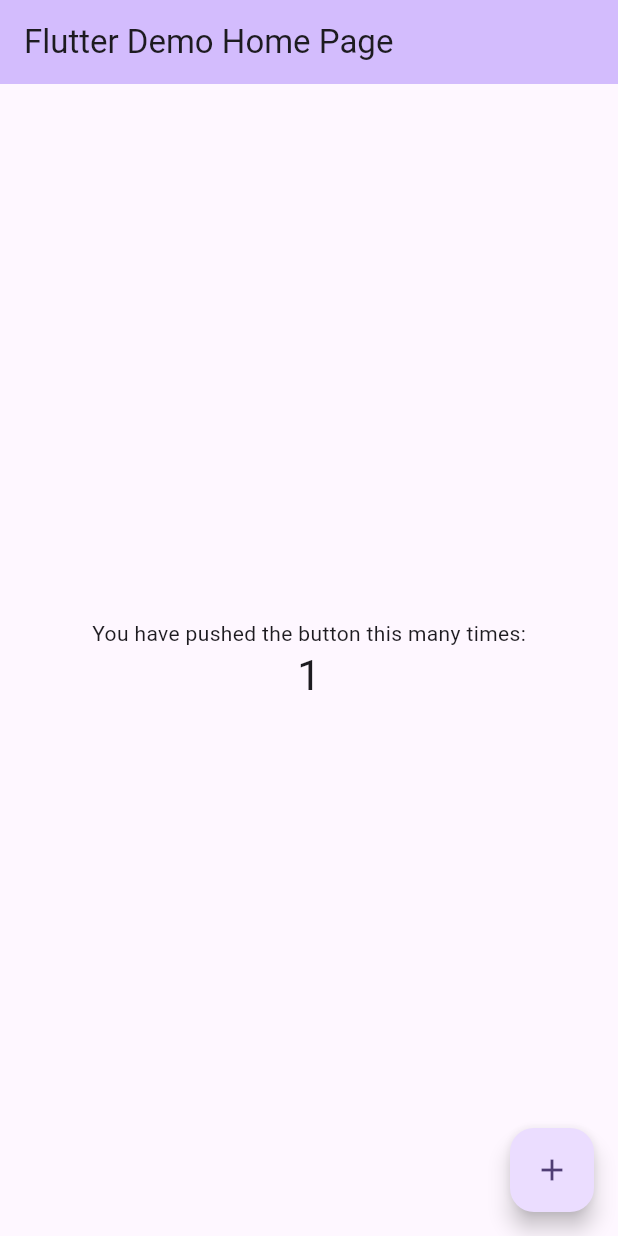
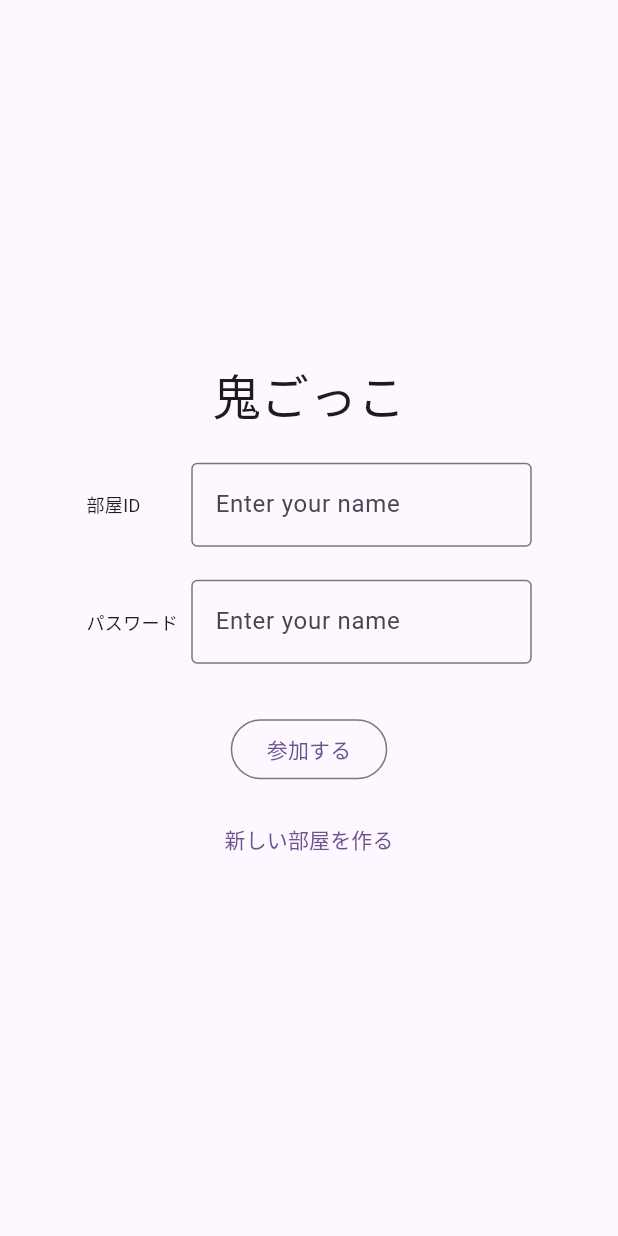
Before and after one commit to 0x48lab/onigokko, a Flutter app: the screen it shows after launch, after a tap on the "add" icon, on a phone screen of 412 x 824 dp. Run offline on Flutter 3.47's test engine with Material 3 defaults, Android fonts, the phone set to English and light mode, and no system bars; our stand-ins replace firebase_core; accounts and stored records are empty.

Commit message:
LoginPageの画面の仮実装

```diff
--- a/lib/main.dart
+++ b/lib/main.dart
@@ -1,4 +1,5 @@
 import 'package:flutter/material.dart';
+import 'package:onigokko/page/login_page.dart';
 
 void main() {
   runApp(const MyApp());
@@ -13,21 +14,6 @@ class MyApp extends StatelessWidget {
     return MaterialApp(
       title: 'Flutter Demo',
       theme: ThemeData(
-        // This is the theme of your application.
-        //
-        // TRY THIS: Try running your application with "flutter run". You'll see
-        // the application has a purple toolbar. Then, without quitting the app,
-        // try changing the seedColor in the colorScheme below to Colors.green
-        // and then invoke "hot reload" (save your changes or press the "hot
-        // reload" button in a Flutter-supported IDE, or press "r" if you used
-        // the command line to start the app).
-        //
-        // Notice that the counter didn't reset back to zero; the application
-        // state is not lost during the reload. To reset the state, use hot
-        // restart instead.
-        //
-        // This works for code too, not just values: Most code changes can be
-        // tested with just a hot reload.
         colorScheme: ColorScheme.fromSeed(seedColor: Colors.deepPurple),
         useMaterial3: true,
       ),
@@ -55,68 +41,28 @@ class MyHomePage extends StatefulWidget {
 }
 
 class _MyHomePageState extends State<MyHomePage> {
-  int _counter = 0;
-
-  void _incrementCounter() {
-    setState(() {
-      // This call to setState tells the Flutter framework that something has
-      // changed in this State, which causes it to rerun the build method below
-      // so that the display can reflect the updated values. If we changed
-      // _counter without calling setState(), then the build method would not be
-      // called again, and so nothing would appear to happen.
-      _counter++;
-    });
-  }
 
   @override
   Widget build(BuildContext context) {
-    // This method is rerun every time setState is called, for instance as done
-    // by the _incrementCounter method above.
-    //
-    // The Flutter framework has been optimized to make rerunning build methods
-    // fast, so that you can just rebuild anything that needs updating rather
-    // than having to individually change instances of widgets.
     return Scaffold(
       appBar: AppBar(
-        // TRY THIS: Try changing the color here to a specific color (to
-        // Colors.amber, perhaps?) and trigger a hot reload to see the AppBar
-        // change color while the other colors stay the same.
         backgroundColor: Theme.of(context).colorScheme.inversePrimary,
-        // Here we take the value from the MyHomePage object that was created by
-        // the App.build method, and use it to set our appbar title.
         title: Text(widget.title),
       ),
       body: Center(
-        // Center is a layout widget. It takes a single child and positions it
-        // in the middle of the parent.
         child: Column(
-          // Column is also a layout widget. It takes a list of children and
-          // arranges them vertically. By default, it sizes itself to fit its
-          // children horizontally, and tries to be as tall as its parent.
-          //
-          // Column has various properties to control how it sizes itself and
-          // how it positions its children. Here we use mainAxisAlignment to
-          // center the children vertically; the main axis here is the vertical
-          // axis because Columns are vertical (the cross axis would be
-          // horizontal).
-          //
-          // TRY THIS: Invoke "debug painting" (choose the "Toggle Debug Paint"
-          // action in the IDE, or press "p" in the console), to see the
-          // wireframe for each widget.
           mainAxisAlignment: MainAxisAlignment.center,
           children: <Widget>[
             const Text(
               'You have pushed the button this many times:',
             ),
-            Text(
-              '$_counter',
-              style: Theme.of(context).textTheme.headlineMedium,
-            ),
           ],
         ),
       ),
       floatingActionButton: FloatingActionButton(
-        onPressed: _incrementCounter,
+        onPressed: ()=> Navigator.push(context,
+          MaterialPageRoute(builder: (context) => LoginPage()),
+        ),
         tooltip: 'Increment',
         child: const Icon(Icons.add),
       ), // This trailing comma makes auto-formatting nicer for build methods.
--- /dev/null
+++ b/lib/page/login_page.dart
@@ -0,0 +1,63 @@
+import 'package:flutter/material.dart';
+import 'package:flutter/services.dart';
+
+class LoginPage extends StatelessWidget {
+  @override
+  Widget build(BuildContext context) {
+    return Scaffold(
+      body: Column(
+        mainAxisAlignment: MainAxisAlignment.center,
+        children: [
+          Text("鬼ごっこ", style: TextStyle(fontSize: 32,),),
+          Padding(
+            padding: const EdgeInsets.only(top: 22.0),
+            child: Row(
+              mainAxisAlignment: MainAxisAlignment.center,
+              children: [
+              SizedBox(
+                width: 70,
+                  child: Text("部屋ID", style: TextStyle(fontSize: 12),)),
+              SizedBox(
+                width: 227,
+                child: TextField(
+                  controller: TextEditingController(),
+                  decoration: InputDecoration(
+                  labelText: 'Enter your name',
+                  border: OutlineInputBorder(),
+                ),),
+              ),
+            ],),
+          ),
+          Padding(
+            padding: const EdgeInsets.only(top: 22.0),
+            child: Row(
+              mainAxisAlignment: MainAxisAlignment.center,
+              children: [
+              SizedBox(
+                width: 70,
+                  child: Text("パスワード", style: TextStyle(fontSize: 12))),
+              SizedBox(
+                width: 227,
+                child: TextField(
+                  controller: TextEditingController(),
+                  decoration: InputDecoration(
+                  labelText: 'Enter your name',
+                  border: OutlineInputBorder(),
+                ),),
+              ),
+            ],),
+          ),
+          Padding(
+            padding: const EdgeInsets.only(top:33.0),
+            child: OutlinedButton(onPressed: ()=>{}, child: Text("参加する")),
+          ),
+          Padding(
+            padding: const EdgeInsets.only(top: 12.0),
+            child: TextButton(onPressed: ()=>{}, child: Text("新しい部屋を作る")),
+          ),
+        ],
+      ),
+    );
+  }
+
+}
```
Also changed, not shown: 1 other file.
